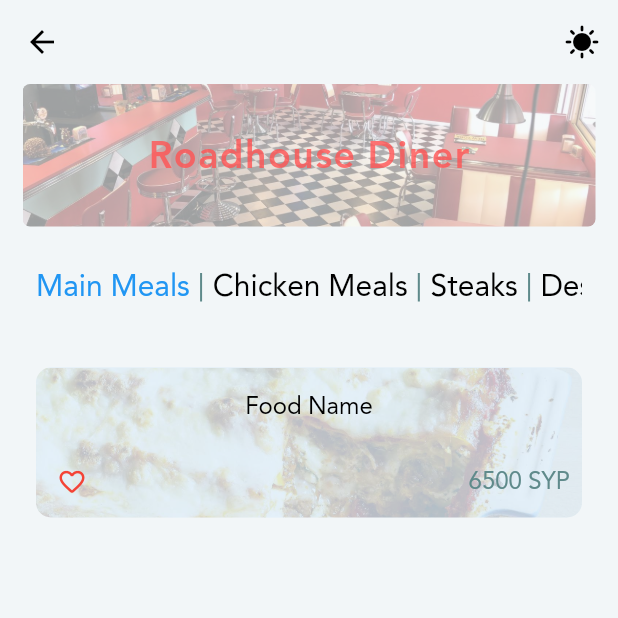
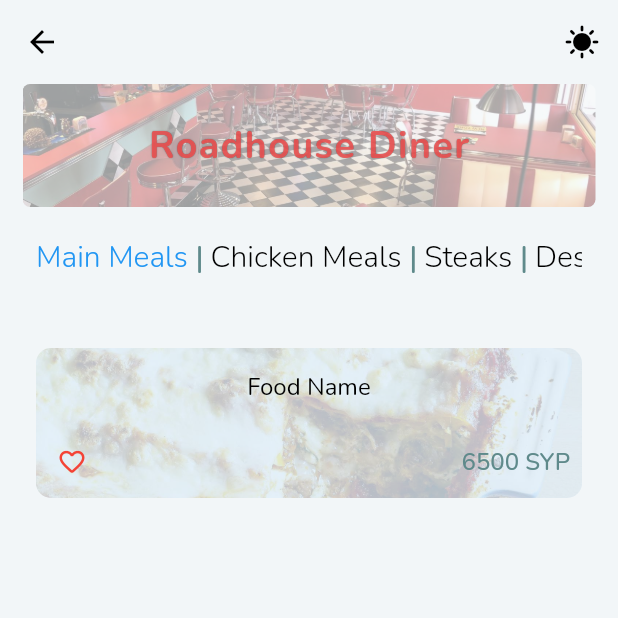
Before and after one commit to MohammadBali/Yummy, a Flutter app: the RestaurantPage screen opened directly, after a tap on the "favorite outline" icon, on a phone screen of 412 x 824 dp, the top half of it. Run offline on Flutter 3.47's test engine with Material 2 defaults, Android fonts, the light colour scheme and no system bars; drawn by our look-alikes of scrollable_positioned_list; our stand-ins replace bloc, flutter_bloc, fluttertoast, hexcolor, shared_preferences, simple_gradient_text and 1 more; accounts and stored records are empty.

Commit message:
Style Configuration & New Fonts

```diff
--- a/lib/shared/components/components.dart
+++ b/lib/shared/components/components.dart
@@ -215,6 +215,7 @@
                         overflow: TextOverflow.ellipsis,
                         style: TextStyle(
                           fontSize: 16,
+                          fontWeight: FontWeight.w500,
                           color: cubit.isDarkTheme? goldenColor: steelTealColor
                         ),
                       ),
--- a/lib/shared/styles/styles.dart
+++ b/lib/shared/styles/styles.dart
@@ -3,7 +3,8 @@
 TextStyle defaultHeadlineTextStyle= const TextStyle(
 
   fontSize: 25,
-  fontWeight: FontWeight.w600,  //was bold
+  fontStyle: FontStyle.normal,
+  fontWeight: FontWeight.bold,  //was bold
   letterSpacing: 1,
 
 ); //A Style for Headlines.
@@ -19,7 +20,7 @@
 
 
 TextStyle defaultRestaurantNameInMealTextStyle= const TextStyle(
-    fontStyle: FontStyle.italic,
+    // fontStyle: FontStyle.italic,
     fontSize: 18,
     fontWeight: FontWeight.w400,  //was bold
     letterSpacing: 1,
@@ -42,8 +43,11 @@
 
 TextStyle defaultRestaurantNameTextStyle= TextStyle(
 
-    fontSize: 25,
-    fontWeight: FontWeight.w600,  //was bold
-    letterSpacing: 1,
-    color: Colors.redAccent.withOpacity(0.8)
+  fontSize: 25,
+  fontWeight: FontWeight.w600,  //was bold
+  letterSpacing: 1,
+  color: Colors.redAccent.withOpacity(0.8),
+  shadows: [
+    Shadow(color: Colors.black.withOpacity(0.5), blurRadius: 0.2),
+  ],
 );
--- a/lib/shared/styles/themes.dart
+++ b/lib/shared/styles/themes.dart
@@ -39,7 +39,7 @@
     ),
 
     textTheme: Theme.of(context).textTheme.apply(
-      fontFamily: 'Jannah',
+      fontFamily: 'Nunito',
       bodyColor: Colors.black,
       displayColor: Colors.black,)
 
@@ -129,7 +129,7 @@
     ),
     textTheme: Theme.of(context).textTheme.apply(
       bodyColor: Colors.white,
-      fontFamily: 'Jannah',
+      fontFamily: 'Nunito',
       displayColor: Colors.white,
 
     ), colorScheme: ColorScheme.fromSwatch(primarySwatch: defaultDarkColor).copyWith(background: defaultHomeDarkColor)
```
Also changed, not shown: lib/layout/home_layout.dart (+7 -1 lines), lib/modules/Home/home_page.dart (+16 -2 lines), pubspec.yaml (+11 -0 lines), assets/fonts/Nunito-Bold.ttf (added), assets/fonts/Nunito-BoldItalic.ttf (added), assets/fonts/Nunito-Italic.ttf (added), assets/fonts/Nunito-Light.ttf (added), assets/fonts/Nunito-LightItalic.ttf (added), assets/fonts/Nunito-Medium.ttf (added), assets/fonts/Nunito-Regular.ttf (added), pubspec.lock.
